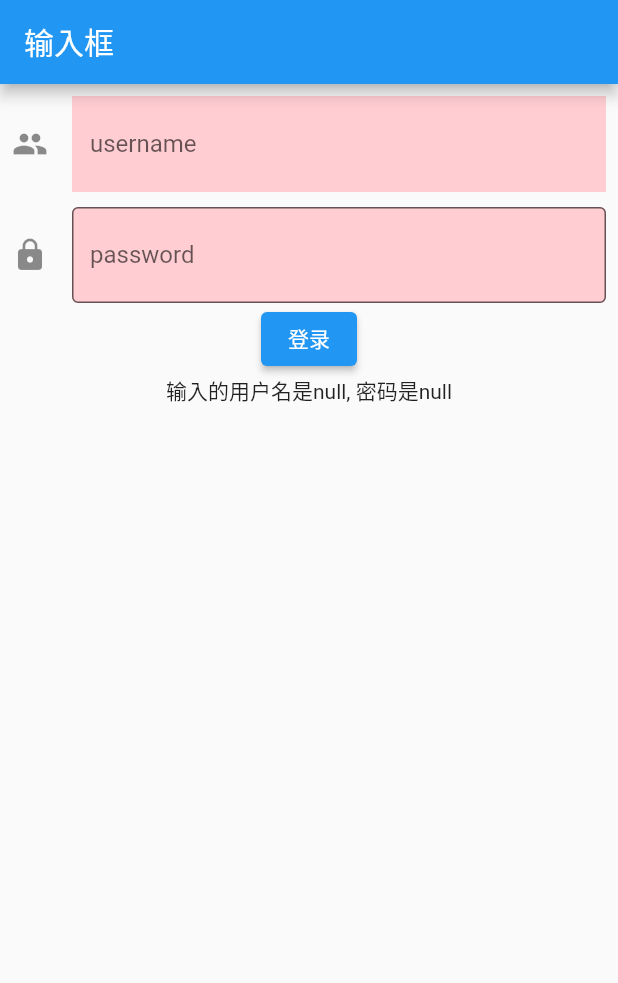
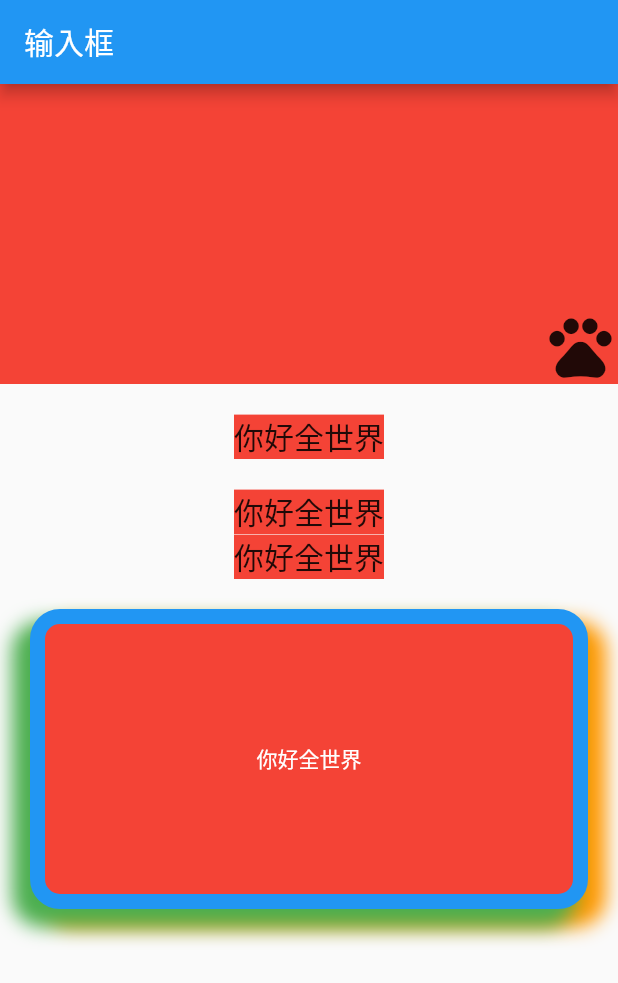
Before and after one commit to struggle-fish/learn_flutter, a Flutter app: the screen it shows after launch, on a phone screen of 412 x 824 dp. Shown: the top 983 px of the screen. Run offline on Flutter 3.47's test engine with Material 2 defaults, Android fonts, the phone set to English and light mode, and no system bars.

Commit message:
padding container align布局

```diff
--- a/lib/day02/07_LayoutDemo1.dart
+++ b/lib/day02/07_LayoutDemo1.dart
@@ -1,4 +1,29 @@
 import 'package:flutter/material.dart';
+
+class LayoutBasicDemo extends StatelessWidget {
+  const LayoutBasicDemo({Key? key}) : super(key: key);
+
+  @override
+  Widget build(BuildContext context) {
+    return MaterialApp(
+      home: Scaffold(
+        appBar: AppBar(
+          title: Text('输入框'),
+        ),
+        body: ListView(
+          children: [
+            AlignDemo(),
+            PaddingDemo(),
+            ContainerDemo()
+          ],
+        ),
+      ),
+    );
+  }
+}
+
+
+
 class ContainerDemo extends StatelessWidget {
   const ContainerDemo({
     Key? key,
@@ -11,12 +36,12 @@ class ContainerDemo extends StatelessWidget {
       width: 200,
       height: 200,
       alignment: Alignment.center,
-      margin: EdgeInsets.all(10), // 外边距
+      margin: EdgeInsets.all(20), // 外边距
       decoration: BoxDecoration(
           color: Colors.red,
           border: Border.all(
-              width: 0.5,
-              color: Colors.green
+              width: 10,
+              color: Colors.blue
           ),
           borderRadius: BorderRadius.circular(20), // 设置圆角
           boxShadow: [
@@ -51,6 +76,7 @@ class PaddingDemo extends StatelessWidget {
       children: [
         Padding(
           padding: EdgeInsets.symmetric(vertical: 20, horizontal: 50),
+          // padding: EdgeInsets.all(10),
           child: Text(
             '你好全世界',
             style: TextStyle(
--- a/lib/main.dart
+++ b/lib/main.dart
@@ -9,7 +9,8 @@ import 'package:flutter/material.dart';
 // import 'package:learn_flutter/day02/03_文本widget.dart';
 // import 'package:learn_flutter/day02/04_ButtonDemo.dart';
 // import 'package:learn_flutter/day02/05_ImageDemo.dart';
-import 'package:learn_flutter/day02/06_TextFileDemo.dart';
+// import 'package:learn_flutter/day02/06_TextFileDemo.dart';
+import 'package:learn_flutter/day02/07_LayoutDemo1.dart';
 // ---------------------------------------------------------------------------
 
 import 'package:learn_flutter/demo/02_ListViewDemo.dart';
@@ -35,7 +36,8 @@ main() {
       // TextWidgetDemo()
       // BasicButtonDemo()
       // ImageBasicDemo()
-      TextFileBasicDemo()
+      // TextFileBasicDemo()
+      LayoutBasicDemo()
   );
 }
 
```
Also changed, not shown: 1 other file.
